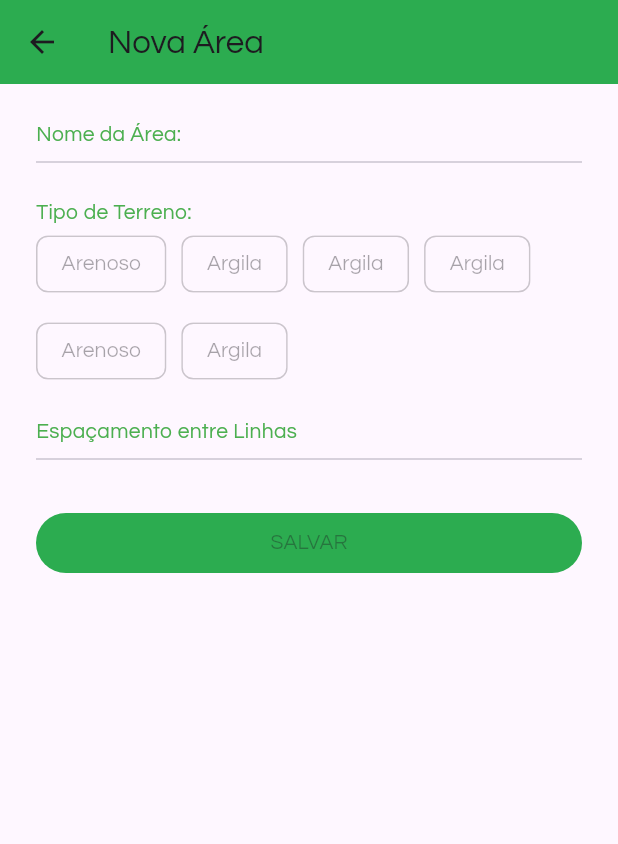
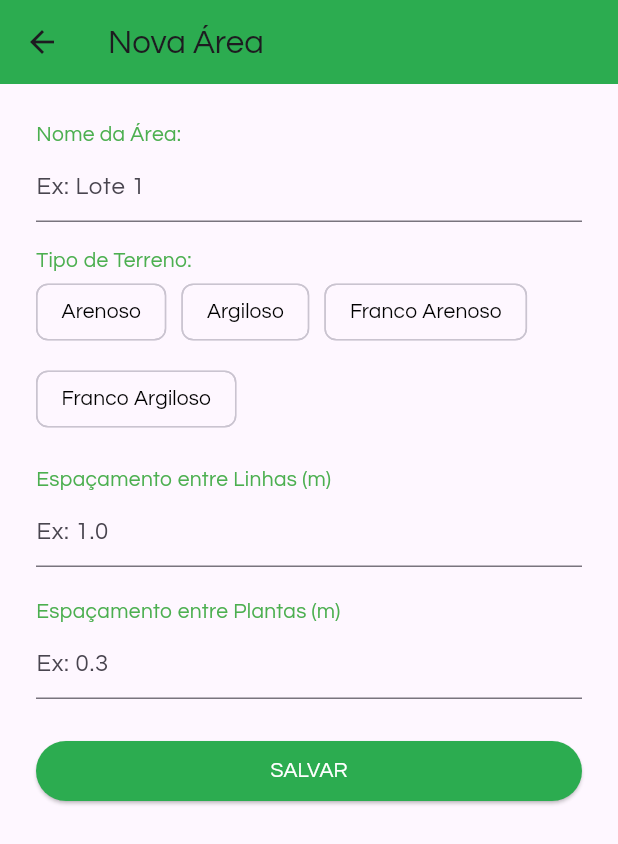
Before and after one commit to AlexandreBolsoni/irrifes_app, a Flutter app: the NovaAreaScreen screen opened directly, on a phone screen of 412 x 824 dp. Shown: the top 844 px of the screen. Run offline on Flutter 3.47's test engine with Material 3 defaults, Android fonts, the phone set to English and light mode, and no system bars; our stand-ins replace cloud_firestore, firebase_auth, firebase_core, fl_chart, flutter_svg, google_sign_in and 2 more; accounts and stored records are empty.

Commit message:
implementando a parte de  Areas e tipos de Solos

```diff
--- a/lib/screens/calcular.dart
+++ b/lib/screens/calcular.dart
@@ -1,5 +1,6 @@
 import 'package:flutter/material.dart';
-import '../widgets/bottom-nav.dart';  // ajuste o caminho conforme seu projeto
+import '../widgets/bottom-nav.dart';
+import '../widgets/card-add-area.dart'; // certifique-se que o caminho está correto
 
 class CalcularScreen extends StatefulWidget {
   const CalcularScreen({Key? key}) : super(key: key);
@@ -9,7 +10,7 @@ class CalcularScreen extends StatefulWidget {
 }
 
 class _CalcularScreenState extends State<CalcularScreen> {
-  int _currentIndex = 1; // índice da aba "Calcular"
+  int _currentIndex = 1;
 
   void _novaArea(BuildContext context) {
     Navigator.push(
@@ -19,13 +20,13 @@ class _CalcularScreenState extends State<CalcularScreen> {
   }
 
   void _onBottomNavTap(int index) {
-    if (index == _currentIndex) return; // se clicar na mesma aba, não faz nada
+    if (index == _currentIndex) return;
     switch (index) {
       case 0:
         Navigator.pushReplacementNamed(context, '/home');
         break;
       case 1:
-        // já estamos no calcular
+        // Já está na tela Calcular
         break;
       case 2:
         Navigator.pushReplacementNamed(context, '/perfil');
@@ -69,6 +70,7 @@ class _CalcularScreenState extends State<CalcularScreen> {
                 onPressed: () => _novaArea(context),
                 style: ElevatedButton.styleFrom(
                   backgroundColor: const Color(0xFF2CAC50),
+                  foregroundColor: Colors.white, // texto branco
                   shape: RoundedRectangleBorder(
                     borderRadius: BorderRadius.circular(20),
                   ),
@@ -101,44 +103,10 @@ class NovaAreaScreen extends StatelessWidget {
           onPressed: () => Navigator.pop(context),
         ),
       ),
-      body: SafeArea(
+      body: const SafeArea(
         child: Padding(
-          padding: const EdgeInsets.all(24),
-          child: Column(
-            crossAxisAlignment: CrossAxisAlignment.stretch,
-            children: const [
-              Text('Nome da Área:', style: TextStyle(color: Colors.green)),
-              Divider(),
-              SizedBox(height: 16),
-              Text('Tipo de Terreno:', style: TextStyle(color: Colors.green)),
-              Wrap(
-                spacing: 10,
-                runSpacing: 10,
-                children: [
-                  FilterChip(label: Text('Arenoso'), selected: false, onSelected: null),
-                  FilterChip(label: Text('Argila'), selected: false, onSelected: null),
-                  FilterChip(label: Text('Argila'), selected: false, onSelected: null),
-                  FilterChip(label: Text('Argila'), selected: false, onSelected: null),
-                  FilterChip(label: Text('Arenoso'), selected: false, onSelected: null),
-                  FilterChip(label: Text('Argila'), selected: false, onSelected: null),
-                ],
-              ),
-              SizedBox(height: 20),
-              Text('Espaçamento entre Linhas', style: TextStyle(color: Colors.green)),
-              Divider(),
-              SizedBox(height: 24),
-              ElevatedButton(
-                onPressed: null,
-                style: ButtonStyle(
-                  backgroundColor: MaterialStatePropertyAll(Color(0xFF2CAC50)),
-                  shape: MaterialStatePropertyAll(
-                    RoundedRectangleBorder(borderRadius: BorderRadius.all(Radius.circular(20))),
-                  ),
-                ),
-                child: Text('SALVAR'),
-              ),
-            ],
-          ),
+          padding: EdgeInsets.all(24),
+          child: CardAddArea(), // usamos o widget extraído
         ),
       ),
     );
--- a/lib/widgets/card-add-area.dart
+++ b/lib/widgets/card-add-area.dart
@@ -0,0 +1,113 @@
+import 'package:flutter/material.dart';
+
+class CardAddArea extends StatefulWidget {
+  const CardAddArea({super.key});
+
+  @override
+  State<CardAddArea> createState() => _CardAddAreaState();
+}
+
+class _CardAddAreaState extends State<CardAddArea> {
+  final TextEditingController _nomeController = TextEditingController();
+  final TextEditingController _linhaController = TextEditingController();
+  final TextEditingController _plantaController = TextEditingController();
+
+  final List<String> _tiposTerreno = [
+    'Arenoso',
+    'Argiloso',
+    'Franco Arenoso',
+    'Franco Argiloso',
+  ];
+
+  String? _terrenoSelecionado;
+
+  void _salvarArea() {
+    final nome = _nomeController.text.trim();
+    final linha = double.tryParse(_linhaController.text.trim());
+    final planta = double.tryParse(_plantaController.text.trim());
+
+    if (nome.isEmpty || linha == null || planta == null || _terrenoSelecionado == null) {
+      ScaffoldMessenger.of(context).showSnackBar(
+        const SnackBar(content: Text('Preencha todos os campos corretamente')),
+      );
+      return;
+    }
+
+    // Aqui você pode salvar no Firestore, por exemplo
+    print('Nome: $nome');
+    print('Espaçamento Linha: $linha');
+    print('Espaçamento Planta: $planta');
+    print('Tipo de Terreno: $_terrenoSelecionado');
+
+    ScaffoldMessenger.of(context).showSnackBar(
+      const SnackBar(content: Text('Área salva com sucesso!')),
+    );
+
+    // Limpar campos ou navegar
+  }
+
+  @override
+  Widget build(BuildContext context) {
+    return Column(
+      crossAxisAlignment: CrossAxisAlignment.stretch,
+      children: [
+        const Text('Nome da Área:', style: TextStyle(color: Colors.green)),
+        TextField(
+          controller: _nomeController,
+          decoration: const InputDecoration(
+            hintText: 'Ex: Lote 1',
+          ),
+        ),
+        const SizedBox(height: 16),
+
+        const Text('Tipo de Terreno:', style: TextStyle(color: Colors.green)),
+        Wrap(
+          spacing: 10,
+          runSpacing: 10,
+          children: _tiposTerreno.map((tipo) {
+            return ChoiceChip(
+              label: Text(tipo),
+              selected: _terrenoSelecionado == tipo,
+              selectedColor: const Color(0xFF2CAC50),
+              onSelected: (_) {
+                setState(() => _terrenoSelecionado = tipo);
+              },
+              labelStyle: TextStyle(
+                color: _terrenoSelecionado == tipo ? Colors.white : Colors.black,
+              ),
+            );
+          }).toList(),
+        ),
+
+        const SizedBox(height: 20),
+        const Text('Espaçamento entre Linhas (m)', style: TextStyle(color: Colors.green)),
+        TextField(
+          controller: _linhaController,
+          keyboardType: TextInputType.numberWithOptions(decimal: true),
+          decoration: const InputDecoration(hintText: 'Ex: 1.0'),
+        ),
+
+        const SizedBox(height: 20),
+        const Text('Espaçamento entre Plantas (m)', style: TextStyle(color: Colors.green)),
+        TextField(
+          controller: _plantaController,
+          keyboardType: TextInputType.numberWithOptions(decimal: true),
+          decoration: const InputDecoration(hintText: 'Ex: 0.3'),
+        ),
+
+        const SizedBox(height: 24),
+        ElevatedButton(
+          onPressed: _salvarArea,
+          style: ElevatedButton.styleFrom(
+            backgroundColor: const Color(0xFF2CAC50),
+            foregroundColor: Colors.white,
+            shape: RoundedRectangleBorder(
+              borderRadius: BorderRadius.circular(20),
+            ),
+          ),
+          child: const Text('SALVAR'),
+        ),
+      ],
+    );
+  }
+}
```
Also changed, not shown: lib/screens/login-screen.dart (+15 -13 lines), lib/screens/refazer-senha-screen.dart (+40 -58 lines), lib/services/area-service.dart (added, +69 -0 lines), lib/services/auth-service.dart (+135 -74 lines), lib/widgets/card-login.dart (+24 -14 lines), lib/widgets/card-refazer-senha.dart (+23 -2 lines).
